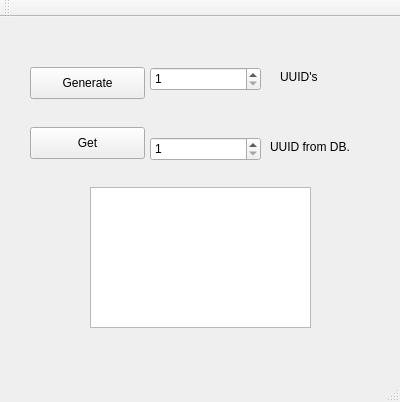
Qt form Source/UUIDer/mainwindow.ui (yxbh/UUIDer) before a commit.
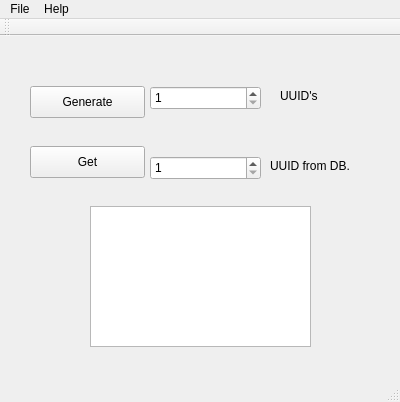
The same form after that commit.

Commit message: edited tool bar for ui form.

What changed in the file:
```diff
--- a/Source/UUIDer/mainwindow.ui
+++ b/Source/UUIDer/mainwindow.ui
@@ -130,6 +130,21 @@
      <height>21</height>
     </rect>
    </property>
+   <widget class="QMenu" name="menuFile">
+    <property name="title">
+     <string>File</string>
+    </property>
+   </widget>
+   <widget class="QMenu" name="menuHelp">
+    <property name="title">
+     <string>Help</string>
+    </property>
+    <addaction name="action"/>
+    <addaction name="separator"/>
+    <addaction name="actionAbout"/>
+   </widget>
+   <addaction name="menuFile"/>
+   <addaction name="menuHelp"/>
   </widget>
  </widget>
  <layoutdefault spacing="6" margin="11"/>
```
Left out of the diff: 10 changed lines with no effect on the pictures. The commit also changes 1 other file.
